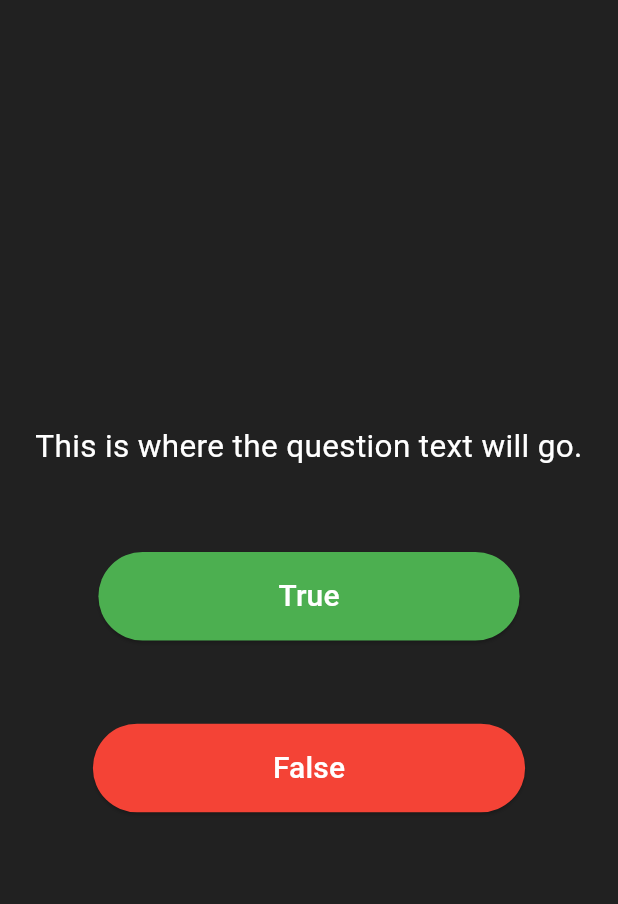
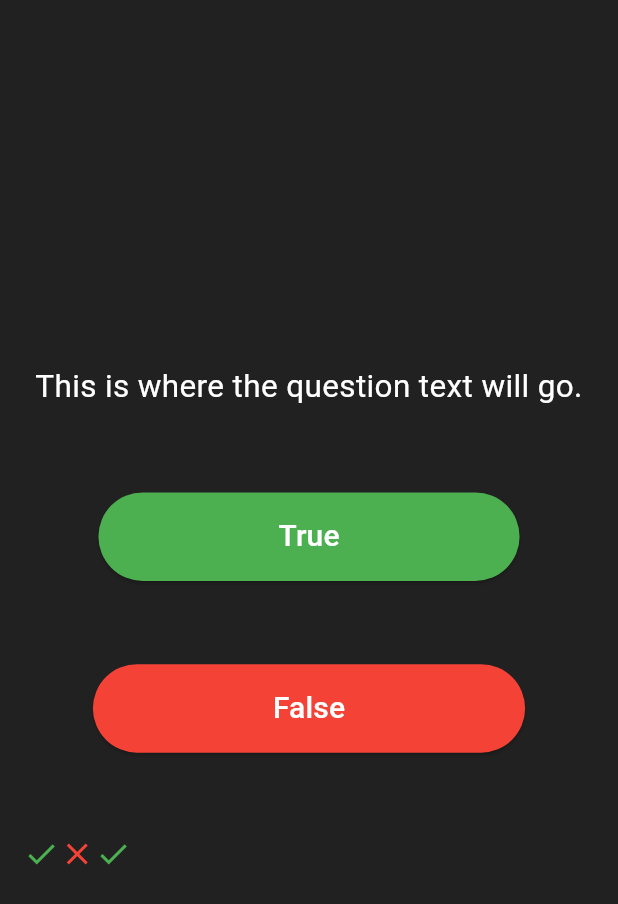
Before and after one commit to KASRA10/QuizApp_v1, a Flutter app: the screen it shows after launch, after a tap on "True", on a phone screen of 412 x 824 dp. Shown: the top 904 px of the screen. Run offline on Flutter 3.47's test engine with Material 3 defaults, Android fonts, the light colour scheme and no system bars.

Commit message:
Add A list For keep Icons. Add Set Sate and Functionality to Code/ Buttons

```diff
--- a/lib/main.dart
+++ b/lib/main.dart
@@ -8,6 +8,7 @@
   @override
   Widget build(BuildContext context) {
     return MaterialApp(
+      debugShowCheckedModeBanner: false,
       home: Scaffold(
         backgroundColor: Colors.grey.shade900,
         body: const SafeArea(
@@ -32,6 +33,18 @@
 }
 
 class _QuizPageState extends State<QuizPage> {
+  List<Icon> scoreKeeper = [
+    const Icon(
+      Icons.check,
+      color: Colors.green,
+      semanticLabel: 'Check/ Ok Icon Indicates True',
+    ),
+    const Icon(
+      Icons.close,
+      color: Colors.red,
+    ),
+  ];
+
   @override
   Widget build(BuildContext context) {
     return Column(
@@ -52,6 +65,17 @@
         ElevatedButton(
           onPressed: () {
             //The user picked true.
+            setState(
+              () {
+                scoreKeeper.add(
+                  const Icon(
+                    Icons.check,
+                    color: Colors.green,
+                    semanticLabel: 'Check/ Ok Icon Indicates True',
+                  ),
+                );
+              },
+            );
           },
           style: ElevatedButton.styleFrom(
             backgroundColor: Colors.green,
@@ -75,6 +99,17 @@
         ElevatedButton(
           onPressed: () {
             //The user picked false.
+            setState(
+              () {
+                scoreKeeper.add(
+                  const Icon(
+                    Icons.close,
+                    color: Colors.red,
+                    semanticLabel: 'Check/ Ok Icon Indicates True',
+                  ),
+                );
+              },
+            );
           },
           style: ElevatedButton.styleFrom(
             backgroundColor: Colors.red,
@@ -91,6 +126,13 @@
             ),
           ),
         ),
+        const Divider(
+          color: Colors.transparent,
+          height: 55.5,
+        ),
+        Row(
+          children: scoreKeeper, // End Of CHildren
+        )
       ],
     );
   }
```
